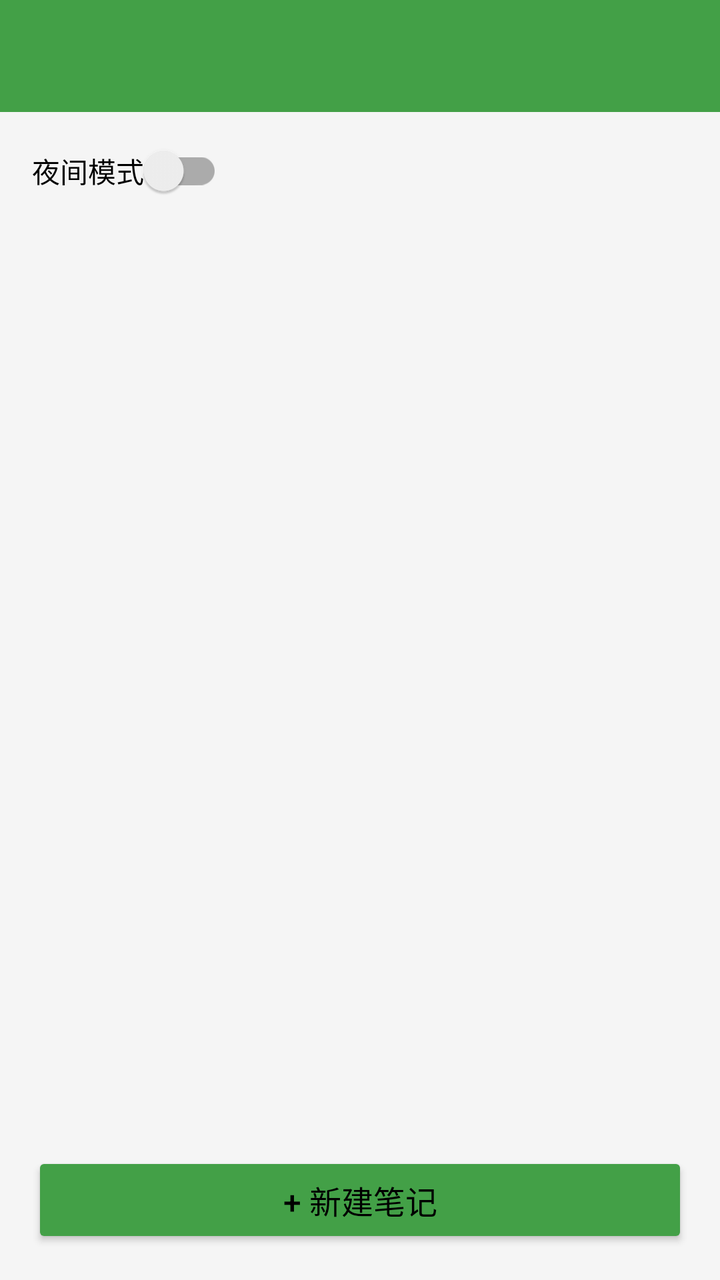
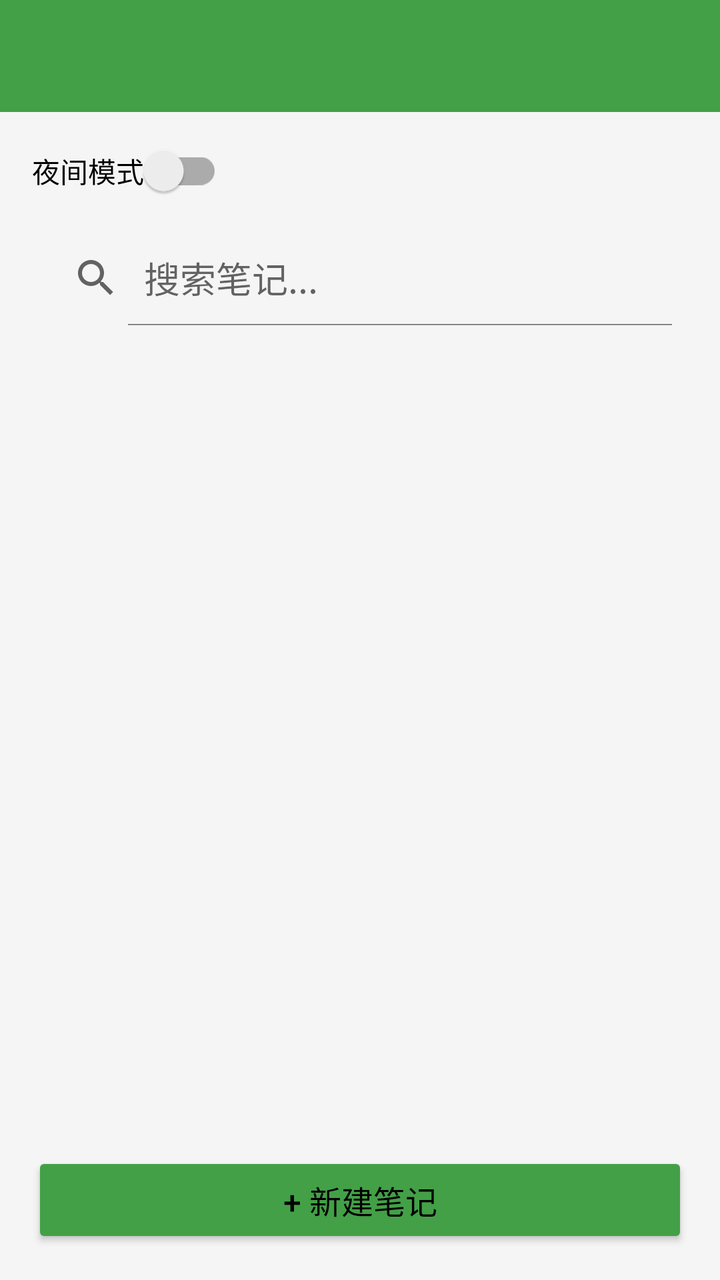

Compare the two renders of this Android layout. The source of the first and the diff that turns it into the second are given below.
<!-- AndroidManifest.xml: application theme Theme.AppCompat.Light.NoActionBar -->
<!-- res/layout/activity_main.xml -->
<?xml version="1.0" encoding="utf-8"?>
<LinearLayout xmlns:android="http://schemas.android.com/apk/res/android"
    xmlns:app="http://schemas.android.com/apk/res-auto"
    android:layout_width="match_parent"
    android:layout_height="match_parent"
    android:orientation="vertical"
    android:background="@color/surface">

    <androidx.appcompat.widget.Toolbar
        android:id="@+id/toolbar"
        android:layout_width="match_parent"
        android:layout_height="?attr/actionBarSize"
        android:background="@color/brand_green"
        android:titleTextColor="@color/text_primary" />

    
    <androidx.appcompat.widget.SwitchCompat
        android:id="@+id/switch_night"
        android:layout_width="wrap_content"
        android:layout_height="wrap_content"
        android:text="夜间模式"
        android:textColor="@color/text_primary"
        android:layout_margin="16dp" />

    <ListView
        android:id="@+id/lv_notes"
        android:layout_width="match_parent"
        android:layout_height="0dp"
        android:layout_weight="1"
        android:divider="@color/divider"
        android:dividerHeight="1dp"
        android:padding="8dp"
        android:clipToPadding="false"
        android:background="@color/surface" />

    <Button
        android:id="@+id/btn_add"
        android:layout_width="match_parent"
        android:layout_height="wrap_content"
        android:text="+ 新建笔记"
        android:backgroundTint="@color/brand_green"
        android:textColor="@color/text_primary"
        android:textSize="16sp"
        android:padding="12dp"
        android:layout_margin="16dp" />
</LinearLayout>
<!-- resources referenced by this layout -->
<resources>
  <color name="brand_green">#43A047</color>
  <color name="divider">#DDDDDD</color>
  <color name="surface">#F5F5F5</color>
  <color name="text_primary">#000000</color>
</resources>

<!-- the commit's change to res/layout/activity_main.xml (unified diff, before → after) -->
@@ -22,6 +22,17 @@
         android:textColor="@color/text_primary"
         android:layout_margin="16dp" />
 
+    
+    <SearchView
+        android:id="@+id/search_view"
+        android:layout_width="match_parent"
+        android:layout_height="wrap_content"
+        android:queryHint="搜索笔记..."
+        android:iconifiedByDefault="false"
+        android:layout_marginStart="16dp"
+        android:layout_marginEnd="16dp"
+        android:layout_marginBottom="8dp" />
+
     <ListView
         android:id="@+id/lv_notes"
         android:layout_width="match_parent"
